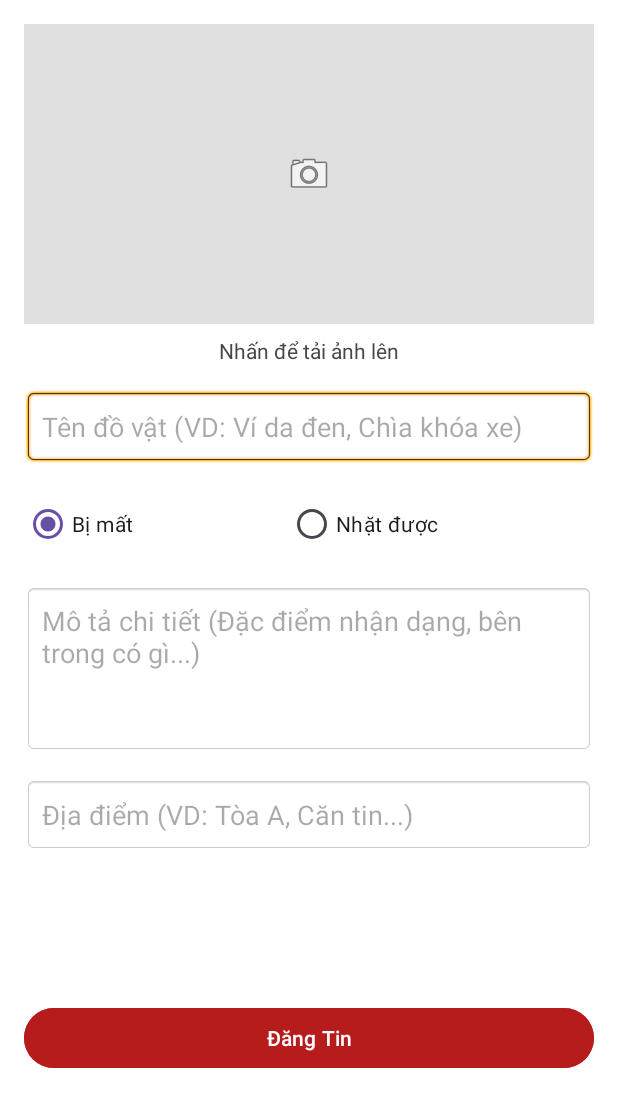
After one commit to rtuscdawww/DoAn_LapTrinhUDDD, an Android app: the layout fragment_post_item.xml on its own in the app's theme, with its tools: preview values and no code run, on a phone screen of 412 x 824 dp. The commit adds this screen. Shown: the top 1107 px of the screen. Run offline under Robolectric (Android 15) with nearby library versions, the phone set to English and light mode, and no system bars.

Commit message:
Add files via upload

```diff
--- /dev/null
+++ b/app/src/main/res/layout/fragment_post_item.xml
@@ -0,0 +1,121 @@
+<?xml version="1.0" encoding="utf-8"?>
+<ScrollView xmlns:android="http://schemas.android.com/apk/res/android"
+    xmlns:app="http://schemas.android.com/apk/res-auto"
+    android:layout_width="match_parent"
+    android:layout_height="match_parent"
+    android:fillViewport="true"
+    android:background="#FFFFFF">
+
+    <androidx.constraintlayout.widget.ConstraintLayout
+        android:layout_width="match_parent"
+        android:layout_height="wrap_content"
+        android:padding="16dp">
+
+        <!-- Khung tải ảnh -->
+        <ImageView
+            android:id="@+id/imgUploadPhoto"
+            android:layout_width="0dp"
+            android:layout_height="200dp"
+            android:background="#E0E0E0"
+            android:scaleType="centerInside"
+            android:src="@android:drawable/ic_menu_camera"
+            app:layout_constraintEnd_toEndOf="parent"
+            app:layout_constraintStart_toStartOf="parent"
+            app:layout_constraintTop_toTopOf="parent" />
+
+        <TextView
+            android:id="@+id/tvPhotoHint"
+            android:layout_width="wrap_content"
+            android:layout_height="wrap_content"
+            android:text="Nhấn để tải ảnh lên"
+            android:layout_marginTop="8dp"
+            app:layout_constraintEnd_toEndOf="parent"
+            app:layout_constraintStart_toStartOf="parent"
+            app:layout_constraintTop_toBottomOf="@id/imgUploadPhoto" />
+
+        <!-- Tiêu đề đồ vật -->
+        <EditText
+            android:id="@+id/etItemTitle"
+            android:layout_width="0dp"
+            android:layout_height="50dp"
+            android:layout_marginTop="16dp"
+            android:background="@android:drawable/editbox_background"
+            android:hint="Tên đồ vật (VD: Ví da đen, Chìa khóa xe)"
+            android:padding="12dp"
+            app:layout_constraintEnd_toEndOf="parent"
+            app:layout_constraintStart_toStartOf="parent"
+            app:layout_constraintTop_toBottomOf="@id/tvPhotoHint" />
+
+        <!-- Loại tin (Bị mất / Nhặt được) -->
+        <RadioGroup
+            android:id="@+id/radioGroupType"
+            android:layout_width="0dp"
+            android:layout_height="wrap_content"
+            android:orientation="horizontal"
+            android:layout_marginTop="16dp"
+            app:layout_constraintEnd_toEndOf="parent"
+            app:layout_constraintStart_toStartOf="parent"
+            app:layout_constraintTop_toBottomOf="@id/etItemTitle">
+
+            <RadioButton
+                android:id="@+id/rbLost"
+                android:layout_width="wrap_content"
+                android:layout_height="wrap_content"
+                android:buttonTint="#B71C1C"
+                android:text="Bị mất"
+                android:checked="true"
+                android:layout_weight="1"/>
+            <RadioButton
+                android:id="@+id/rbFound"
+                android:layout_width="wrap_content"
+                android:layout_height="wrap_content"
+                android:buttonTint="#B71C1C"
+                android:text="Nhặt được"
+                android:layout_weight="1"/>
+        </RadioGroup>
+
+        <!-- Mô tả chi tiết -->
+        <EditText
+            android:id="@+id/etItemDescription"
+            android:layout_width="0dp"
+            android:layout_height="wrap_content"
+            android:layout_marginTop="16dp"
+            android:background="@android:drawable/editbox_background"
+            android:gravity="top|start"
+            android:hint="Mô tả chi tiết (Đặc điểm nhận dạng, bên trong có gì...)"
+            android:lines="4"
+            android:padding="12dp"
+            app:layout_constraintEnd_toEndOf="parent"
+            app:layout_constraintStart_toStartOf="parent"
+            app:layout_constraintTop_toBottomOf="@id/radioGroupType" />
+
+        <!-- Địa điểm -->
+        <EditText
+            android:id="@+id/etItemLocation"
+            android:layout_width="0dp"
+            android:layout_height="50dp"
+            android:layout_marginTop="16dp"
+            android:background="@android:drawable/editbox_background"
+            android:hint="Địa điểm (VD: Tòa A, Căn tin...)"
+            android:padding="12dp"
+            app:layout_constraintEnd_toEndOf="parent"
+            app:layout_constraintStart_toStartOf="parent"
+            app:layout_constraintTop_toBottomOf="@id/etItemDescription" />
+
+        <!-- Nút Đăng Tin -->
+        <Button
+            android:id="@+id/btnSubmitPost"
+            android:layout_width="0dp"
+            android:layout_height="wrap_content"
+            android:layout_marginTop="32dp"
+            android:layout_marginBottom="24dp"
+            android:backgroundTint="#B71C1C"
+            android:text="Đăng Tin"
+            android:textColor="#FFFFFF"
+            app:layout_constraintBottom_toBottomOf="parent"
+            app:layout_constraintEnd_toEndOf="parent"
+            app:layout_constraintStart_toStartOf="parent"
+            app:layout_constraintTop_toBottomOf="@id/etItemLocation" />
+
+    </androidx.constraintlayout.widget.ConstraintLayout>
+</ScrollView>
```
Also changed, not shown: app/src/main/res/layout/fragment_my_posts.xml (+102 -22 lines).
